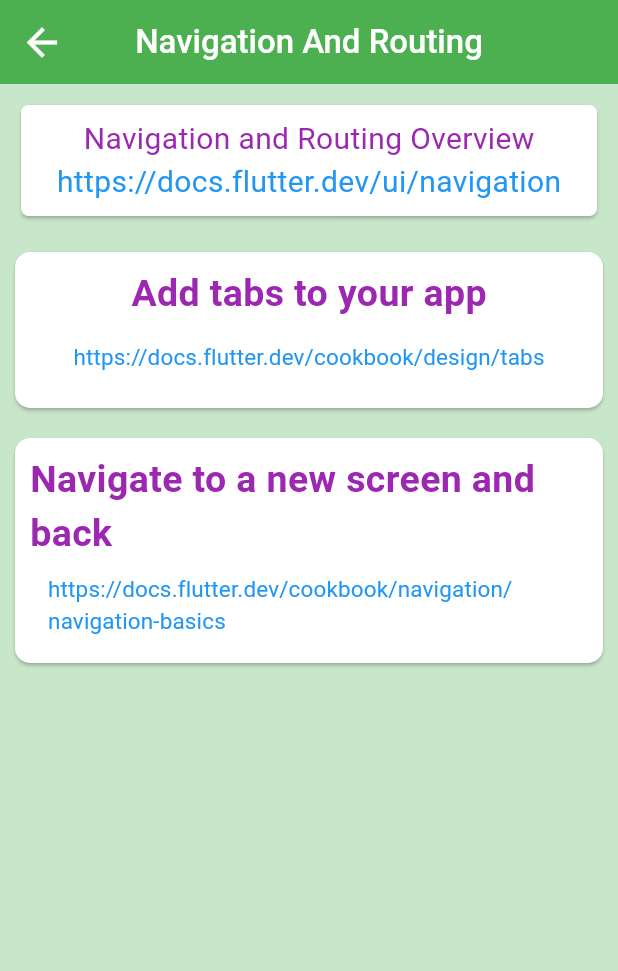
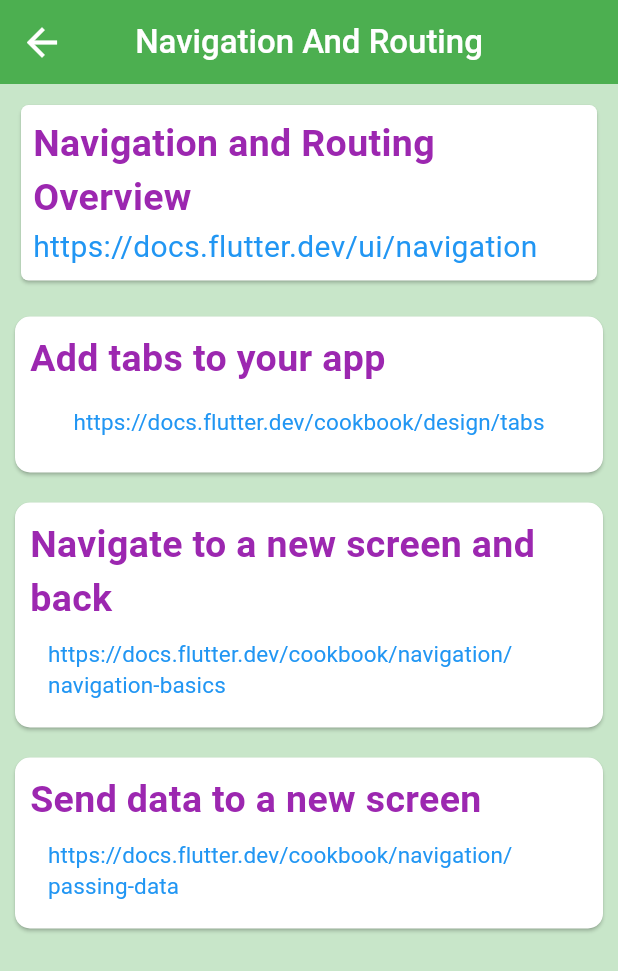
Before and after one commit to ChandravirRaj/lodhi_info_tech, a Flutter app: the NavAndRouting screen opened directly, on a phone screen of 412 x 824 dp. Shown: the top 971 px of the screen. Run offline on Flutter 3.47's test engine with Material 3 defaults, Android fonts, the light colour scheme and no system bars; our stand-ins replace email_validator, font_awesome_flutter.

Commit message:
pass date to other screen by constructor and arguments

```diff
--- a/lib/practice/routing/NavAndRoutScreen.dart
+++ b/lib/practice/routing/NavAndRoutScreen.dart
@@ -1,7 +1,9 @@
 import 'package:flutter/material.dart';
 import 'package:font_awesome_flutter/font_awesome_flutter.dart';
 import 'package:lodhi_info_tech/practice/routing/ontoother/FirstPage.dart';
+import 'package:lodhi_info_tech/practice/routing/passdata/tut_todo_list.dart';
 import 'package:lodhi_info_tech/practice/routing/tabs.dart';
+import 'package:lodhi_info_tech/utils/constants.dart';
 import 'package:lodhi_info_tech/utils/util.dart';
 import 'package:url_launcher/link.dart';
 
@@ -17,7 +19,9 @@
 class _NavAndRoutingState extends State<NavAndRouting> {
   var overview = 'https://docs.flutter.dev/ui/navigation';
   var tabs = 'https://docs.flutter.dev/cookbook/design/tabs';
-  var navigationBasics = 'https://docs.flutter.dev/cookbook/navigation/navigation-basics';
+  var navigationBasics =
+      'https://docs.flutter.dev/cookbook/navigation/navigation-basics';
+  var passData = 'https://docs.flutter.dev/cookbook/navigation/passing-data';
 
   @override
   Widget build(BuildContext context) {
@@ -42,13 +46,16 @@
                   padding: const EdgeInsets.all(8.0),
                   child: Column(
                     children: [
-                      Text(
+                      SizedBox(
+                        width: double.infinity,
+                        child: Text(
                           "Navigation and Routing Overview",
-                        style: Util.regularTextStyle(),
+                          style: Util.headerTitleTextStyle()
+                              .copyWith(fontSize: 25),
+                        ),
                       ),
                       SizedBox(
                         width: double.infinity,
-                        child: Center(
                           child: Link(
                             uri: Uri.parse(overview),
                             builder: (BuildContext context,
@@ -60,7 +67,6 @@
                                       style: Util.regularTextStyle()
                                           .copyWith(color: Colors.blue),
                                     )),
-                          ),
                           ),
                       ),
                     ],
@@ -83,17 +89,26 @@
                           onTap: () {
                             _moveToTabs();
                           },
+                          child: SizedBox(
+                            width: double.infinity,
                             child: Text(
                               "Add tabs to your app",
-                            style: Util.headerTitleTextStyle().copyWith(fontSize: 25),
+                              style: Util.headerTitleTextStyle()
+                                  .copyWith(fontSize: 25),
                             ),
                           ),
-                        TextButton(
-                          onPressed: () { Util.launchURL(tabs);},
+                        ),
+                        SizedBox(
+                          width: double.infinity,
+                          child: TextButton(
+                            onPressed: () {
+                              Util.launchURL(tabs);
+                            },
                             child: Text(
                               tabs,
                               style: Util.regularTextStyle()
-                                .copyWith(color: Colors.blue,fontSize: 15),
+                                  .copyWith(color: Colors.blue, fontSize: 15),
+                            ),
                           ),
                         )
                       ],
@@ -117,17 +132,66 @@
                           onTap: () {
                             _moveToFirstPage();
                           },
+                          child: SizedBox(
+                            width: double.infinity,
                             child: Text(
                               "Navigate to a new screen and back",
-                            style: Util.headerTitleTextStyle().copyWith(fontSize: 25),
+                              style: Util.headerTitleTextStyle()
+                                  .copyWith(fontSize: 25),
+                            ),
                           ),
                         ),
                         TextButton(
-                          onPressed: () { Util.launchURL(navigationBasics);},
+                          onPressed: () {
+                            Util.launchURL(navigationBasics);
+                          },
                           child: Text(
                             navigationBasics,
                             style: Util.regularTextStyle()
-                                .copyWith(color: Colors.blue,fontSize: 15),
+                                .copyWith(color: Colors.blue, fontSize: 15),
+                          ),
+                        )
+                      ],
+                    ),
+                  ),
+                ),
+              ),
+              Card(
+                margin: EdgeInsets.only(top: 20),
+                color: Colors.white,
+                shape: RoundedRectangleBorder(
+                    borderRadius: BorderRadius.circular(10)),
+                child: SizedBox(
+                  width: double.infinity,
+                  child: Padding(
+                    padding: const EdgeInsets.all(10),
+                    child: Column(
+                      mainAxisAlignment: MainAxisAlignment.start,
+                      children: [
+                        InkWell(
+                          onTap: () {
+                            _moveToTodoPage();
+                          },
+                          child: SizedBox(
+                            width: double.infinity,
+                            child: Text(
+                              Constants.sendDataToNewScreen,
+                              style: Util.headerTitleTextStyle()
+                                  .copyWith(fontSize: 25),
+                            ),
+                          ),
+                        ),
+                        SizedBox(
+                          width: double.infinity,
+                          child: TextButton(
+                            onPressed: () {
+                              Util.launchURL(passData);
+                            },
+                            child: Text(
+                              passData,
+                              style: Util.regularTextStyle()
+                                  .copyWith(color: Colors.blue, fontSize: 15),
+                            ),
                           ),
                         )
                       ],
@@ -153,4 +217,10 @@
       return const NavFirstPage();
     }));
   }
+
+  void _moveToTodoPage() {
+    Navigator.push(context, MaterialPageRoute(builder: (context) {
+      return const TodoListPage();
+    }));
   }
+}
--- /dev/null
+++ b/lib/practice/routing/passdata/model/todo_model.dart
@@ -0,0 +1,6 @@
+class TodoModel {
+  final String taskTitle;
+  final String taskDesc;
+
+  TodoModel(this.taskTitle, this.taskDesc);
+}
--- a/lib/utils/constants.dart
+++ b/lib/utils/constants.dart
@@ -22,4 +22,6 @@
   static const String errorMessagePasswordLengthMinimum = "Password minimum length should be 8 char";
   static const String errorMessageEnterValidPassword = "Enter valid password";
 
+  static const String sendDataToNewScreen = "Send data to a new screen";
+
 }
```
Also changed, not shown: lib/practice/routing/passdata/tut_todo_detail.dart (added, +63 -0 lines), lib/practice/routing/passdata/tut_todo_detail_sec.dart (added, +59 -0 lines), lib/practice/routing/passdata/tut_todo_list.dart (added, +92 -0 lines). Lines whose indentation alone changed are shown as unchanged.
